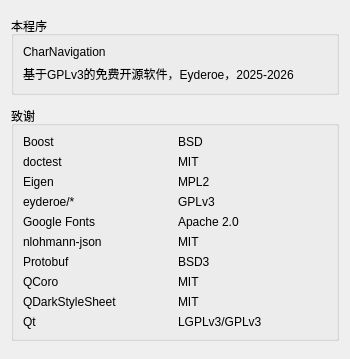
Qt form src/gui/about_dialog.ui (Eyderoe/ChartNavigation) before a commit.
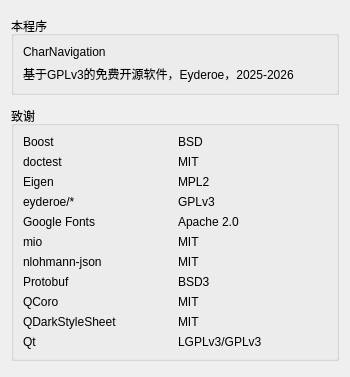
The same form after that commit.

Patch:
```diff
--- a/src/gui/about_dialog.ui
+++ b/src/gui/about_dialog.ui
@@ -7,7 +7,7 @@
     <x>0</x>
     <y>0</y>
     <width>350</width>
-    <height>359</height>
+    <height>377</height>
    </rect>
   </property>
   <property name="sizePolicy">
@@ -69,34 +69,55 @@
      <layout class="QHBoxLayout" name="horizontalLayout_6">
       <item>
        <layout class="QGridLayout" name="gridLayout">
-        <item row="5" column="0">
-         <widget class="QLabel" name="label_15">
+        <item row="7" column="0">
+         <widget class="QLabel" name="label_5">
           <property name="text">
-           <string>nlohmann-json</string>
-          </property>
-         </widget>
-        </item>
-        <item row="6" column="1">
-         <widget class="QLabel" name="label_6">
-          <property name="text">
-           <string>BSD3</string>
+           <string>Protobuf</string>
           </property>
          </widget>
         </item>
         <item row="8" column="0">
-         <widget class="QLabel" name="label_19">
+         <widget class="QLabel" name="label_3">
           <property name="text">
-           <string>QDarkStyleSheet</string>
+           <string>QCoro</string>
           </property>
          </widget>
         </item>
-        <item row="9" column="1">
+        <item row="3" column="1">
+         <widget class="QLabel" name="label_14">
+          <property name="text">
+           <string>GPLv3</string>
+          </property>
+         </widget>
+        </item>
+        <item row="1" column="0">
+         <widget class="QLabel" name="label_7">
+          <property name="text">
+           <string>doctest</string>
+          </property>
+         </widget>
+        </item>
+        <item row="10" column="0">
+         <widget class="QLabel" name="label_17">
+          <property name="text">
+           <string>Qt</string>
+          </property>
+         </widget>
+        </item>
+        <item row="10" column="1">
          <widget class="QLabel" name="label_18">
           <property name="text">
            <string>LGPLv3/GPLv3</string>
           </property>
          </widget>
         </item>
+        <item row="6" column="0">
+         <widget class="QLabel" name="label_15">
+          <property name="text">
+           <string>nlohmann-json</string>
+          </property>
+         </widget>
+        </item>
         <item row="0" column="0">
          <widget class="QLabel" name="label_11">
           <property name="text">
@@ -111,48 +132,6 @@
           </property>
          </widget>
         </item>
-        <item row="3" column="0">
-         <widget class="QLabel" name="label_13">
-          <property name="text">
-           <string>eyderoe/*</string>
-          </property>
-         </widget>
-        </item>
-        <item row="5" column="1">
-         <widget class="QLabel" name="label_16">
-          <property name="text">
-           <string>MIT</string>
-          </property>
-         </widget>
-        </item>
-        <item row="9" column="0">
-         <widget class="QLabel" name="label_17">
-          <property name="text">
-           <string>Qt</string>
-          </property>
-         </widget>
-        </item>
-        <item row="2" column="1">
-         <widget class="QLabel" name="label_21">
-          <property name="text">
-           <string>MPL2</string>
-          </property>
-         </widget>
-        </item>
-        <item row="7" column="0">
-         <widget class="QLabel" name="label_3">
-          <property name="text">
-           <string>QCoro</string>
-          </property>
-         </widget>
-        </item>
-        <item row="6" column="0">
-         <widget class="QLabel" name="label_5">
-          <property name="text">
-           <string>Protobuf</string>
-          </property>
-         </widget>
-        </item>
         <item row="0" column="1">
          <widget class="QLabel" name="label_12">
           <property name="text">
@@ -160,20 +139,6 @@
           </property>
          </widget>
         </item>
-        <item row="7" column="1">
-         <widget class="QLabel" name="label_4">
-          <property name="text">
-           <string>MIT</string>
-          </property>
-         </widget>
-        </item>
-        <item row="3" column="1">
-         <widget class="QLabel" name="label_14">
-          <property name="text">
-           <string>GPLv3</string>
-          </property>
-         </widget>
-        </item>
         <item row="4" column="1">
          <widget class="QLabel" name="label_2">
           <property name="text">
@@ -181,6 +146,69 @@
           </property>
          </widget>
         </item>
+        <item row="5" column="1">
+         <widget class="QLabel" name="label_24">
+          <property name="text">
+           <string>MIT</string>
+          </property>
+         </widget>
+        </item>
+        <item row="6" column="1">
+         <widget class="QLabel" name="label_16">
+          <property name="text">
+           <string>MIT</string>
+          </property>
+         </widget>
+        </item>
+        <item row="3" column="0">
+         <widget class="QLabel" name="label_13">
+          <property name="text">
+           <string>eyderoe/*</string>
+          </property>
+         </widget>
+        </item>
+        <item row="5" column="0">
+         <widget class="QLabel" name="label_23">
+          <property name="text">
+           <string>mio</string>
+          </property>
+         </widget>
+        </item>
+        <item row="9" column="0">
+         <widget class="QLabel" name="label_19">
+          <property name="text">
+           <string>QDarkStyleSheet</string>
+          </property>
+         </widget>
+        </item>
+        <item row="1" column="1">
+         <widget class="QLabel" name="label_22">
+          <property name="text">
+           <string>MIT</string>
+          </property>
+         </widget>
+        </item>
+        <item row="7" column="1">
+         <widget class="QLabel" name="label_6">
+          <property name="text">
+           <string>BSD3</string>
+          </property>
+         </widget>
+        </item>
+        <item row="9" column="1">
+         <widget class="QLabel" name="label_20">
+          <property name="text">
+           <string>MIT</string>
+          </property>
+         </widget>
+        </item>
+        <item row="8" column="1">
+         <widget class="QLabel" name="label_4">
+          <property name="text">
+           <string>MIT</string>
+          </property>
+         </widget>
+        </item>
         <item row="2" column="0">
          <widget class="QLabel" name="label_8">
           <property name="text">
@@ -188,24 +216,10 @@
           </property>
          </widget>
         </item>
-        <item row="8" column="1">
-         <widget class="QLabel" name="label_20">
+        <item row="2" column="1">
+         <widget class="QLabel" name="label_21">
           <property name="text">
-           <string>MIT</string>
-          </property>
-         </widget>
-        </item>
-        <item row="1" column="0">
-         <widget class="QLabel" name="label_7">
-          <property name="text">
-           <string>doctest</string>
-          </property>
-         </widget>
-        </item>
-        <item row="1" column="1">
-         <widget class="QLabel" name="label_22">
-          <property name="text">
-           <string>MIT</string>
+           <string>MPL2</string>
           </property>
          </widget>
         </item>
```
